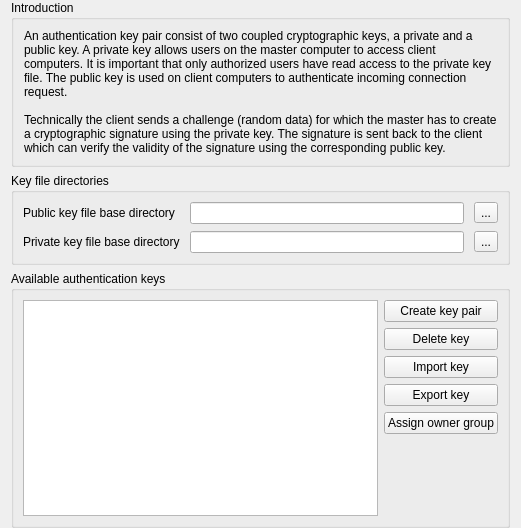
The window that plugins/authkeys/AuthKeysConfigurationPage.ui (veyon/veyon) describes before a commit, drawn with Qt 5.
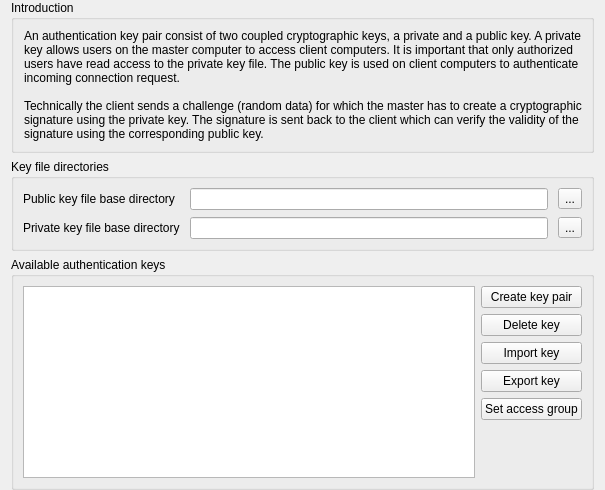
The same window after the commit. Icons and pictures are not drawn.

Commit message: AuthKeys: use consistent wording for key access by user group

Diff of the .ui file:
```diff
--- a/plugins/authkeys/AuthKeysConfigurationPage.ui
+++ b/plugins/authkeys/AuthKeysConfigurationPage.ui
@@ -2,14 +2,6 @@
 <ui version="4.0">
  <class>AuthKeysConfigurationPage</class>
  <widget class="QWidget" name="AuthKeysConfigurationPage">
-  <property name="geometry">
-   <rect>
-    <x>0</x>
-    <y>0</y>
-    <width>521</width>
-    <height>528</height>
-   </rect>
-  </property>
   <property name="windowTitle">
    <string>Authentication keys</string>
   </property>
@@ -183,7 +175,7 @@
         <item>
          <widget class="QPushButton" name="assignOwnerGroup">
           <property name="text">
-           <string>Assign owner group</string>
+           <string>Set access group</string>
           </property>
          </widget>
         </item>
```
Left out of the diff: 2 changed lines with no effect on the pictures. The commit also changes 8 other files.
